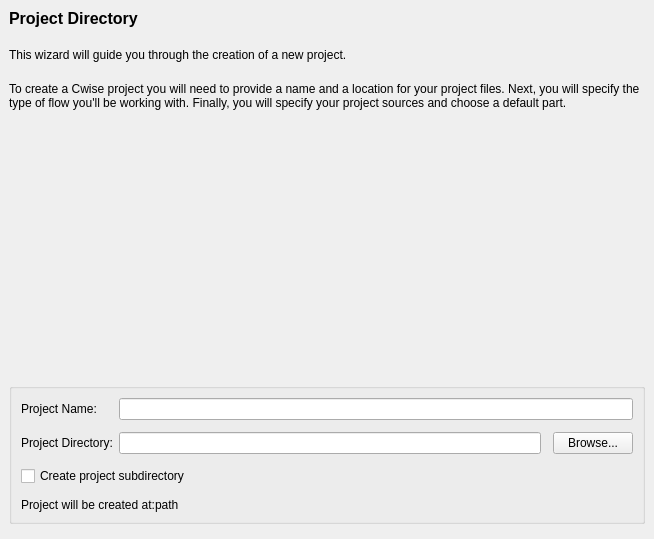
Before: the Qt Designer form src/NewProject/location_form.ui in os-fpga/FOEDAG, drawn with Qt 5.
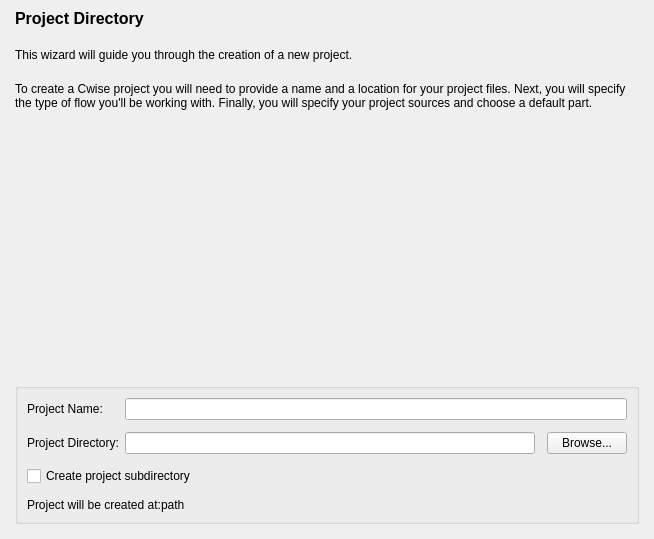
After: the same form once the commit is applied.

What changed in the file:
```diff
--- a/src/NewProject/location_form.ui
+++ b/src/NewProject/location_form.ui
@@ -18,13 +18,13 @@
     <number>20</number>
    </property>
    <property name="leftMargin">
-    <number>9</number>
+    <number>15</number>
    </property>
    <property name="topMargin">
     <number>9</number>
    </property>
    <property name="rightMargin">
-    <number>9</number>
+    <number>15</number>
    </property>
    <property name="bottomMargin">
     <number>15</number>
```
